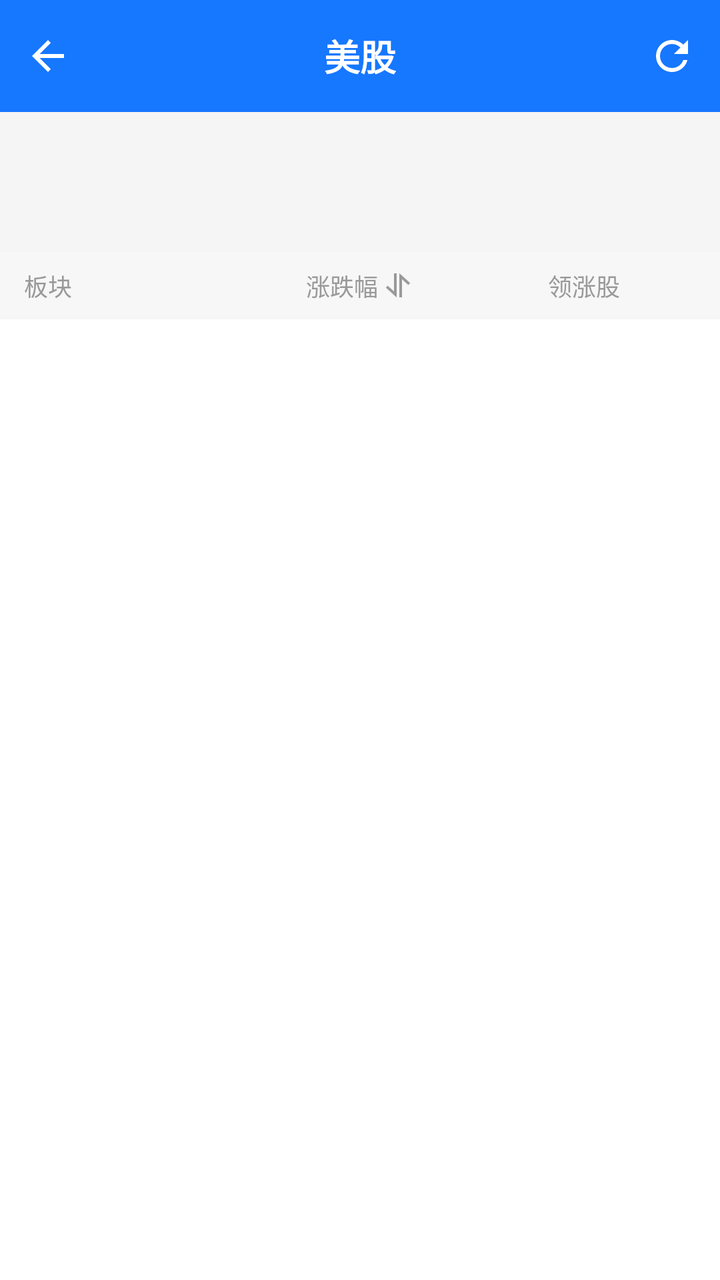
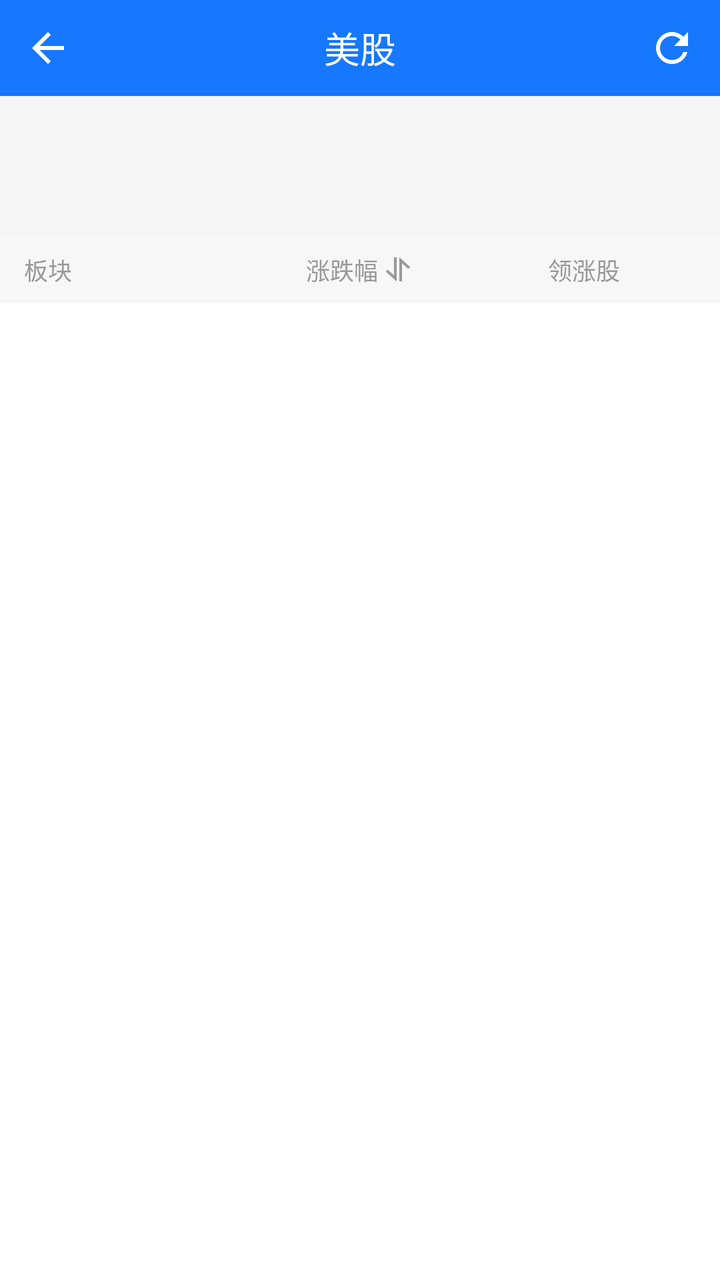

The first picture is an Android layout as it rendered before a commit; the second is the same layout after the commit. The layout source and the unified diff follow.
<!-- AndroidManifest.xml: application theme AppTheme -->
<!-- res/layout/us_stock_activity.xml -->
<?xml version="1.0" encoding="utf-8"?>
<LinearLayout xmlns:android="http://schemas.android.com/apk/res/android"
    xmlns:app="http://schemas.android.com/apk/res-auto"
    android:layout_width="match_parent"
    android:layout_height="match_parent"
    android:orientation="vertical"
    android:background="#F5F5F5">

    
    <RelativeLayout
        android:layout_width="match_parent"
        android:layout_height="56dp"
        android:background="@color/colorPrimary"
        android:paddingTop="8dp"
        android:paddingBottom="8dp">

        <ImageView
            android:id="@+id/iv_back"
            android:layout_width="@dimen/dp_48"
            android:layout_height="match_parent"
            android:background="?android:attr/selectableItemBackgroundBorderless"
            android:scaleType="centerInside"
            android:src="@drawable/ic_menu_back"
            android:tint="@color/white" />

        <TextView
            android:id="@+id/tv_title"
            android:layout_width="wrap_content"
            android:layout_height="wrap_content"
            android:layout_centerInParent="true"
            android:text="美股"
            android:textColor="@color/white"
            android:textSize="18sp"
            android:textStyle="bold" />

        <ImageView
            android:id="@+id/iv_refresh"
            android:layout_width="@dimen/dp_48"
            android:layout_height="match_parent"
            android:layout_alignParentEnd="true"
            android:background="?android:attr/selectableItemBackgroundBorderless"
            android:scaleType="centerInside"
            android:src="@drawable/ic_menu_refresh"
            android:tint="@color/white" />
    </RelativeLayout>

    
    <androidx.recyclerview.widget.RecyclerView
        android:id="@+id/rv_index"
        android:layout_width="match_parent"
        android:layout_height="70dp"
        android:background="#F5F5F5"
        android:paddingStart="8dp"
        android:paddingEnd="8dp"
        android:paddingTop="8dp"
        android:paddingBottom="8dp"
        android:clipToPadding="false"
        android:overScrollMode="never" />



    
    <LinearLayout
        android:layout_width="match_parent"
        android:layout_height="wrap_content"
        android:orientation="horizontal"
        android:gravity="center_vertical"
        android:paddingStart="12dp"
        android:paddingEnd="12dp"
        android:paddingTop="8dp"
        android:paddingBottom="8dp"
        android:background="#F7F7F7">

        <TextView
            android:layout_width="0dp"
            android:layout_height="wrap_content"
            android:layout_weight="1"
            android:text="板块"
            android:textColor="#999999"
            android:textSize="12sp" />

        <LinearLayout
            android:id="@+id/ll_sort"
            android:layout_width="0dp"
            android:layout_height="wrap_content"
            android:layout_weight="1"
            android:orientation="horizontal"
            android:gravity="center">

            <TextView
                android:layout_width="wrap_content"
                android:layout_height="wrap_content"
                android:text="涨跌幅"
                android:textColor="#999999"
                android:textSize="12sp" />

            <ImageView
                android:id="@+id/iv_sort"
                android:layout_width="16dp"
                android:layout_height="16dp"
                android:layout_marginStart="2dp"
                android:scaleType="centerInside"
                android:src="@drawable/ic_menu_sort"
                android:tint="#999999"
                android:background="?android:attr/selectableItemBackgroundBorderless" />
        </LinearLayout>

        <TextView
            android:layout_width="0dp"
            android:layout_height="wrap_content"
            android:layout_weight="1"
            android:gravity="center"
            android:text="领涨股"
            android:textColor="#999999"
            android:textSize="12sp" />
    </LinearLayout>

    
    <androidx.recyclerview.widget.RecyclerView
        android:id="@+id/rv_sector"
        android:layout_width="match_parent"
        android:layout_height="0dp"
        android:layout_weight="1"
        android:overScrollMode="never"
        android:background="#FFFFFF" />

</LinearLayout>
<!-- resources referenced by this layout -->
<resources>
  <color name="colorPrimary">#1677FF</color>
  <dimen name="dp_48">48dp</dimen>
  <!-- drawable ic_menu_back (drawable) -->
  <vector xmlns:android="http://schemas.android.com/apk/res/android"
      android:width="24dp"
      android:height="24dp"
      android:viewportWidth="24"
      android:viewportHeight="24">
      <path
          android:fillColor="#FFFFFF"
          android:pathData="M20,11H7.83l5.59,-5.59L12,4l-8,8 8,8 1.41,-1.41L7.83,13H20v-2z" />
  </vector>
  <!-- drawable ic_menu_refresh (drawable) -->
  <vector xmlns:android="http://schemas.android.com/apk/res/android"
      android:width="24dp"
      android:height="24dp"
      android:viewportWidth="24"
      android:viewportHeight="24">
      <path
          android:fillColor="#FFFFFF"
          android:pathData="M17.65,6.35C16.2,4.9 14.21,4 12,4c-4.42,0 -7.99,3.58 -7.99,8s3.57,8 7.99,8c3.73,0 6.84,-2.55 7.73,-6h-2.08c-0.82,2.33 -3.04,4 -5.65,4 -3.31,0 -6,-2.69 -6,-6s2.69,-6 6,-6c1.66,0 3.14,0.69 4.22,1.78L13,11h7V4l-2.35,2.35z" />
  </vector>
  <!-- drawable ic_menu_sort: png bitmap (drawable-xxhdpi, 1190 bytes) -->
  <style name="AppTheme" parent="Theme.AppCompat.Light.NoActionBar">
          
          <item name="colorPrimary">@color/colorPrimary</item>
          <item name="colorPrimaryDark">@color/colorPrimary</item>
  
      </style>
</resources>

<!-- the commit's change to res/layout/us_stock_activity.xml (unified diff, before → after) -->
@@ -9,10 +9,8 @@
     
     <RelativeLayout
         android:layout_width="match_parent"
-        android:layout_height="56dp"
-        android:background="@color/colorPrimary"
-        android:paddingTop="8dp"
-        android:paddingBottom="8dp">
+        android:layout_height="@dimen/dp_48"
+        android:background="@color/colorPrimary">
 
         <ImageView
             android:id="@+id/iv_back"
@@ -30,8 +28,7 @@
             android:layout_centerInParent="true"
             android:text="美股"
             android:textColor="@color/white"
-            android:textSize="18sp"
-            android:textStyle="bold" />
+            android:textSize="18sp"/>
 
         <ImageView
             android:id="@+id/iv_refresh"
